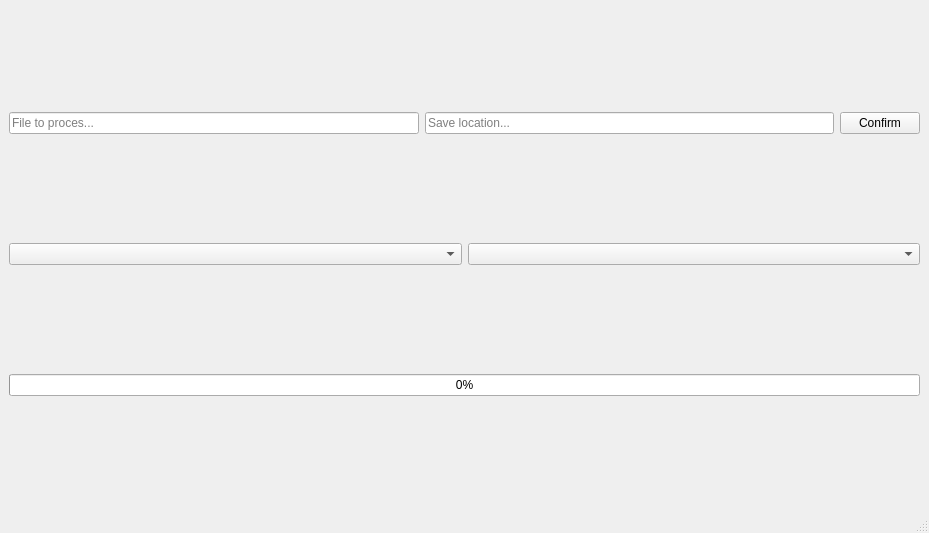
The window that src/gui/main_window.ui (coolka1234/GCodeOptimizer) describes before a commit, drawn with Qt 5.
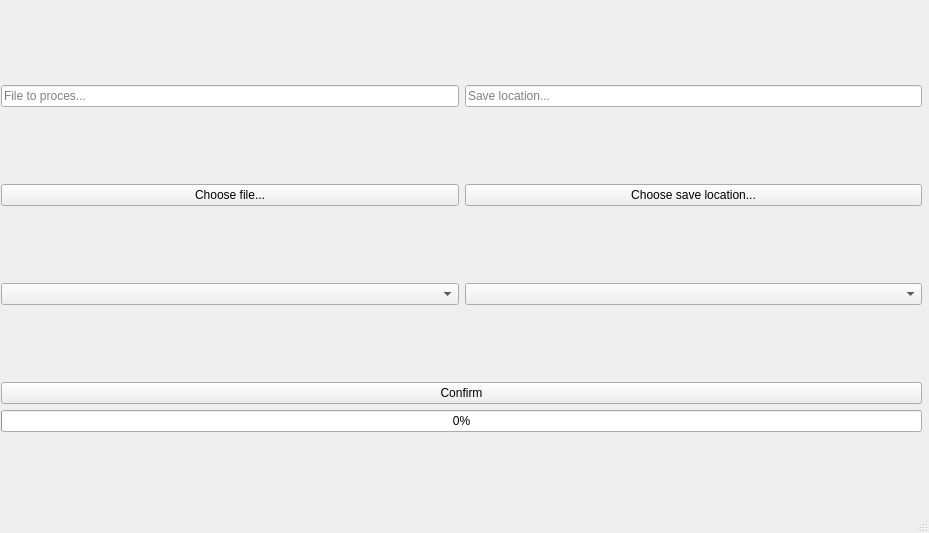
The same window after the commit.

The edit to the form file:
```diff
--- a/src/gui/main_window.ui
+++ b/src/gui/main_window.ui
@@ -14,12 +14,19 @@
    <string>GCode Optimizer</string>
   </property>
   <widget class="QWidget" name="centralwidget">
+   <widget class="QWidget" name="">
+    <property name="geometry">
+     <rect>
+      <x>1</x>
+      <y>14</y>
+      <width>921</width>
+      <height>491</height>
+     </rect>
+    </property>
+    <layout class="QVBoxLayout" name="verticalLayout_2">
+     <item>
    <layout class="QHBoxLayout" name="horizontalLayout_3">
     <item>
-     <layout class="QVBoxLayout" name="verticalLayout">
-      <item>
-       <layout class="QHBoxLayout" name="horizontalLayout">
-        <item>
          <widget class="QLineEdit" name="lineEditFilePath">
           <property name="text">
            <string/>
@@ -39,21 +46,29 @@
           </property>
          </widget>
         </item>
-        <item>
-         <widget class="QPushButton" name="pushButtonConfirm">
-          <property name="text">
-           <string>Confirm</string>
-          </property>
-          <property name="default">
-           <bool>false</bool>
-          </property>
-         </widget>
-        </item>
        </layout>
       </item>
       <item>
        <layout class="QHBoxLayout" name="horizontalLayout_2">
         <item>
+        <widget class="QPushButton" name="pushButtonChooseFile">
+         <property name="text">
+          <string>Choose file...</string>
+         </property>
+        </widget>
+       </item>
+       <item>
+        <widget class="QPushButton" name="pushButtonChooseSave">
+         <property name="text">
+          <string>Choose save location...</string>
+         </property>
+        </widget>
+       </item>
+      </layout>
+     </item>
+     <item>
+      <layout class="QHBoxLayout" name="horizontalLayout">
+       <item>
          <widget class="QComboBox" name="comboBoxLanguage">
           <property name="editable">
            <bool>false</bool>
@@ -76,6 +91,15 @@
        </layout>
       </item>
       <item>
+      <layout class="QVBoxLayout" name="verticalLayout">
+       <item>
+        <widget class="QPushButton" name="pushButtonConfirm">
+         <property name="text">
+          <string>Confirm</string>
+         </property>
+        </widget>
+       </item>
+       <item>
        <widget class="QProgressBar" name="progressBar">
         <property name="value">
          <number>0</number>
@@ -85,6 +109,7 @@
      </layout>
     </item>
    </layout>
+   </widget>
   </widget>
   <widget class="QStatusBar" name="statusbar"/>
  </widget>
```
Lines whose indentation alone changed are shown as unchanged.
